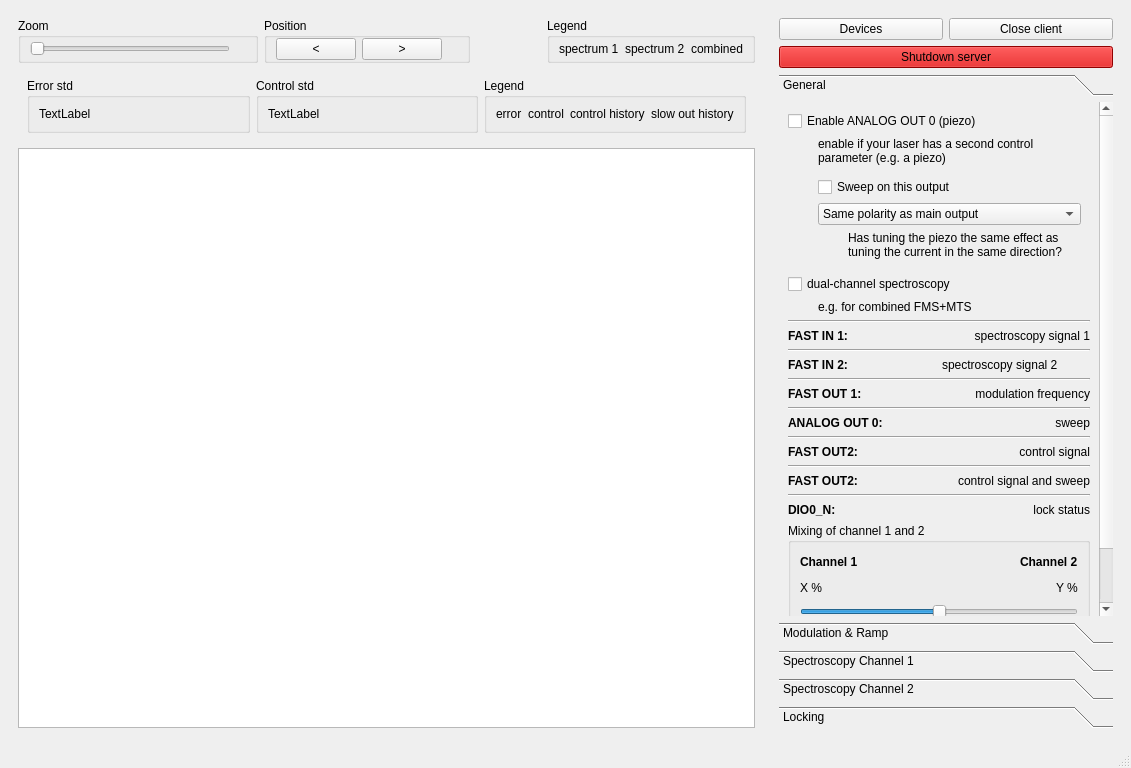
Before: the Qt Designer form linien/client/ui/main_window.ui in linien-org/linien, drawn with Qt 5.
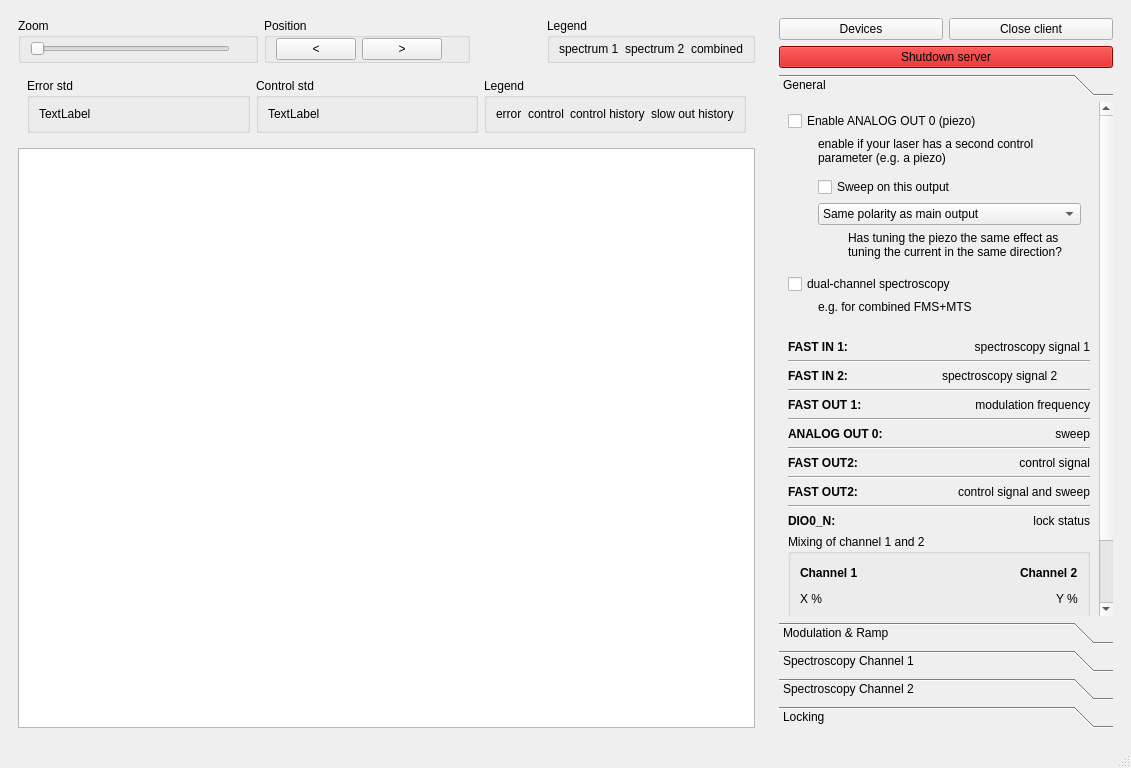
After: the same form once the commit is applied. Custom widgets are drawn as their Qt base class.

```diff
--- a/linien/client/ui/main_window.ui
+++ b/linien/client/ui/main_window.ui
@@ -803,8 +803,8 @@
            <rect>
             <x>0</x>
             <y>-153</y>
-            <width>345</width>
-            <height>703</height>
+            <width>333</width>
+            <height>720</height>
            </rect>
           </property>
           <attribute name="label">
@@ -916,11 +916,20 @@
             </widget>
            </item>
            <item>
-            <widget class="Line" name="line_2">
+            <spacer name="verticalSpacer_2">
              <property name="orientation">
-              <enum>Qt::Horizontal</enum>
+              <enum>Qt::Vertical</enum>
              </property>
-            </widget>
+             <property name="sizeType">
+              <enum>QSizePolicy::Fixed</enum>
+             </property>
+             <property name="sizeHint" stdset="0">
+              <size>
+               <width>20</width>
+               <height>20</height>
+              </size>
+             </property>
+            </spacer>
            </item>
            <item>
             <layout class="QHBoxLayout" name="horizontalLayout_10">
```
Left out of the diff: 4 changed lines with no effect on the pictures.
